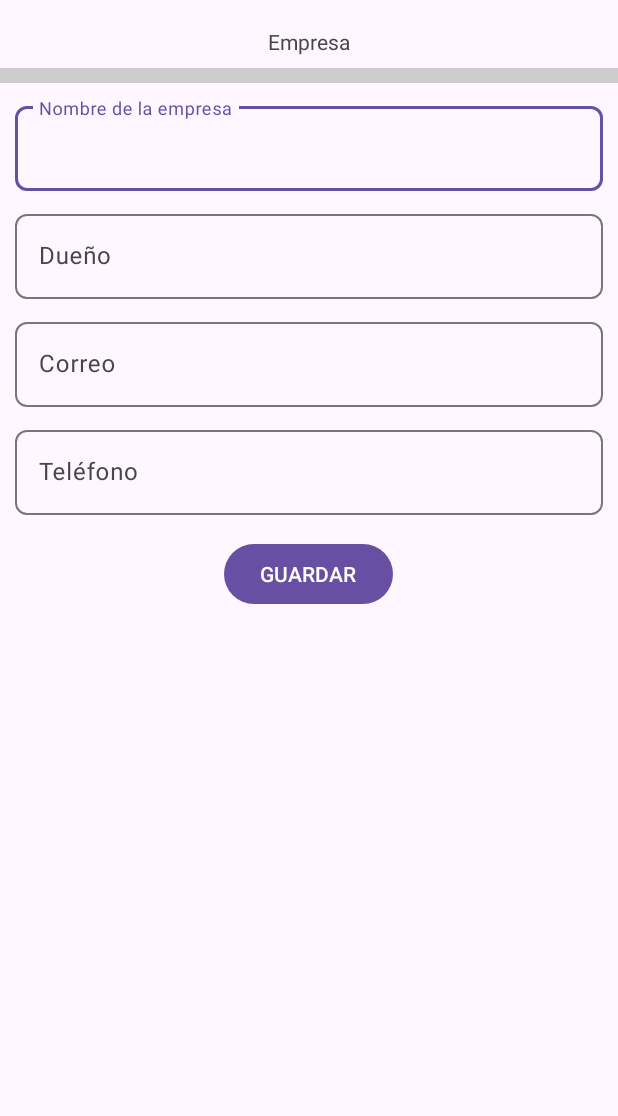
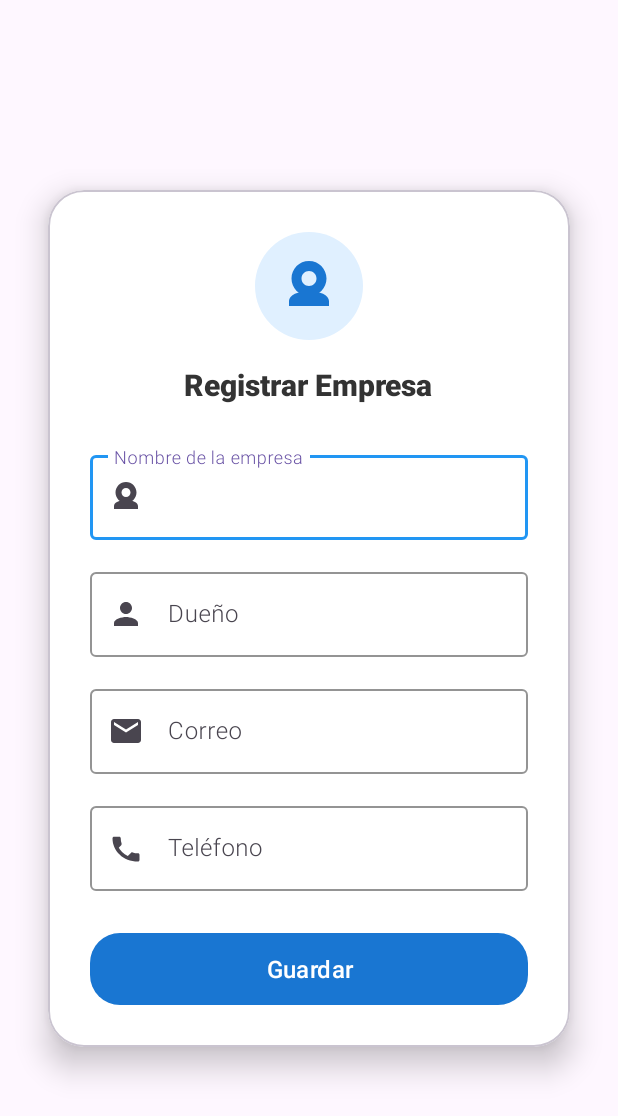
Before and after one commit to yojans-gab/FianzasSB, an Android app: the RegistrarEmpresa screen opened directly, with no data from a screen before it, on a phone screen of 412 x 824 dp. Shown: the top 1116 px of the screen. Run offline under Robolectric (Android 15) with nearby library versions, the phone set to English and light mode, and no system bars; our stand-ins replace Firebase (no records; nobody signed in at launch, a user with empty details on screens opened directly).

Commit message:
Diseño Terminado Registrar Empresa

```diff
--- /dev/null
+++ b/app/src/main/res/drawable/boton_guardar_empresa.xml
@@ -0,0 +1,9 @@
+<ripple xmlns:android="http://schemas.android.com/apk/res/android"
+    android:color="?attr/colorControlHighlight">
+    <item>
+        <shape android:shape="rectangle">
+            <solid android:color="#1976D2"/> <!-- Fondo azul principal -->
+            <corners android:radius="20dp"/>
+        </shape>
+    </item>
+</ripple>
--- /dev/null
+++ b/app/src/main/res/drawable/ic_empresa.xml
@@ -0,0 +1,9 @@
+<vector xmlns:android="http://schemas.android.com/apk/res/android"
+    android:width="24dp"
+    android:height="24dp"
+    android:viewportWidth="24"
+    android:viewportHeight="24">
+    <path
+        android:fillColor="#1976D2"
+        android:pathData="M12,2C8.13,2 5,5.13 5,9c0,3.87 3.13,7 7,7s7,-3.13 7,-7c0,-3.87 -3.13,-7 -7,-7zm0,10c-1.66,0 -3,-1.34 -3,-3s1.34,-3 3,-3 3,1.34 3,3 -1.34,3 -3,3zm0,2c-4.33,0 -8,1.67 -8,4v2h16v-2c0,-2.33 -3.67,-4 -8,-4z"/>
+</vector>
--- /dev/null
+++ b/app/src/main/res/drawable/ic_telefono.xml
@@ -0,0 +1,9 @@
+<vector xmlns:android="http://schemas.android.com/apk/res/android"
+    android:width="24dp"
+    android:height="24dp"
+    android:viewportWidth="24"
+    android:viewportHeight="24">
+    <path
+        android:fillColor="#1976D2"
+        android:pathData="M6.62,10.79C8.06,13.62 10.38,15.94 13.21,17.38l2.2,-2.2c0.27,-0.27 0.67,-0.36 1.02,-0.24 1.12,0.37 2.33,0.57 3.57,0.57 0.55,0 1,0.45 1,1v3.5c0,0.55 -0.45,1 -1,1C10.07,21 3,13.93 3,5.5 3,4.95 3.45,4.5 4,4.5H7.5c0.55,0 1,0.45 1,1 0,1.24 0.2,2.45 0.57,3.57 0.11,0.35 0.03,0.74 -0.25,1.02l-2.2,2.2z"/>
+</vector>
--- a/app/src/main/res/layout/activity_registrar_empresa.xml
+++ b/app/src/main/res/layout/activity_registrar_empresa.xml
@@ -1,5 +1,6 @@
 <?xml version="1.0" encoding="utf-8"?>
-<RelativeLayout xmlns:android="http://schemas.android.com/apk/res/android"
+<androidx.constraintlayout.widget.ConstraintLayout
+    xmlns:android="http://schemas.android.com/apk/res/android"
     xmlns:app="http://schemas.android.com/apk/res-auto"
     xmlns:tools="http://schemas.android.com/tools"
     android:id="@+id/main"
@@ -7,123 +8,137 @@
     android:layout_height="match_parent"
     tools:context=".Administrador.RegistrarEmpresa">
 
-    <RelativeLayout
-        android:id="@+id/toolbarRLAdminR"
-        android:layout_width="match_parent"
-        android:layout_height="55dp">
+    <!-- Tarjeta del formulario -->
+    <com.google.android.material.card.MaterialCardView
+        android:id="@+id/cardFormularioEmpresa"
+        android:layout_width="0dp"
+        android:layout_height="wrap_content"
+        android:layout_margin="32dp"
+        app:cardCornerRadius="24dp"
+        app:cardElevation="12dp"
+        app:cardBackgroundColor="@color/blanco"
+        app:layout_constraintTop_toTopOf="parent"
+        app:layout_constraintBottom_toBottomOf="parent"
+        app:layout_constraintStart_toStartOf="parent"
+        app:layout_constraintEnd_toEndOf="parent">
 
-        <TextView
-            android:id="@+id/toolbarTituloR"
-            android:text="Empresa"
-            android:layout_centerInParent="true"
-            android:layout_width="wrap_content"
-            android:layout_height="wrap_content"/>
-
-        <View
-            android:layout_alignParentBottom="true"
-            android:background="#cccccc"
-            android:layout_width="match_parent"
-            android:layout_height="10dp"/>
-
-    </RelativeLayout>
-
-    <RelativeLayout
-        android:layout_below="@+id/toolbarRLAdminR"
-        android:layout_width="match_parent"
-        android:layout_height="match_parent"
-        android:padding="10dp">
-
-        <androidx.appcompat.widget.LinearLayoutCompat
+        <LinearLayout
             android:layout_width="match_parent"
             android:layout_height="wrap_content"
-            android:orientation="vertical">
+            android:orientation="vertical"
+            android:gravity="center_horizontal"
+            android:padding="28dp">
 
-            <!--Nombres-->
+            <!-- Icono de Empresa -->
+            <ImageView
+                android:id="@+id/ivIconoEmpresa"
+                android:layout_width="72dp"
+                android:layout_height="72dp"
+                android:src="@drawable/ic_empresa"
+                android:background="@drawable/fondo_icono_circular"
+                android:padding="16dp"
+                android:layout_marginBottom="16dp" />
+
+            <!-- Título -->
+            <TextView
+                android:id="@+id/tvTituloEmpresa"
+                android:layout_width="wrap_content"
+                android:layout_height="wrap_content"
+                android:layout_marginBottom="28dp"
+                android:fontFamily="sans-serif-medium"
+                android:text="Registrar Empresa"
+                android:textColor="@color/gris_oscuro"
+                android:textSize="20sp"
+                android:textStyle="bold" />
+
+            <!-- Campo Nombre de Empresa -->
             <com.google.android.material.textfield.TextInputLayout
                 android:layout_width="match_parent"
                 android:layout_height="wrap_content"
-                app:boxCornerRadiusBottomEnd="8dp"
-                app:boxCornerRadiusBottomStart="8dp"
-                app:boxCornerRadiusTopEnd="8dp"
-                app:boxCornerRadiusTopStart="8dp">
+                android:hint="Nombre de la empresa"
+                app:startIconDrawable="@drawable/ic_empresa"
+                app:boxStrokeColor="@color/azul_principal">
 
-                <EditText
+                <com.google.android.material.textfield.TextInputEditText
                     android:id="@+id/Et_nombre_empresa"
-                    android:hint="Nombre de la empresa"
                     android:layout_width="match_parent"
+                    android:layout_height="wrap_content"
                     android:inputType="textPersonName|textCapWords"
-                    android:layout_height="wrap_content"/>
-
+                    android:textColor="@color/gris_texto"
+                    android:fontFamily="sans-serif-light" />
             </com.google.android.material.textfield.TextInputLayout>
 
-            <!--Email-->
+            <!-- Campo Dueño -->
             <com.google.android.material.textfield.TextInputLayout
                 android:layout_width="match_parent"
                 android:layout_height="wrap_content"
-                android:layout_marginTop="10dp"
-                app:boxCornerRadiusBottomEnd="8dp"
-                app:boxCornerRadiusBottomStart="8dp"
-                app:boxCornerRadiusTopEnd="8dp"
-                app:boxCornerRadiusTopStart="8dp">
+                android:layout_marginTop="16dp"
+                android:hint="Dueño"
+                app:startIconDrawable="@drawable/ic_person"
+                app:boxStrokeColor="@color/azul_principal">
 
-                <EditText
+                <com.google.android.material.textfield.TextInputEditText
                     android:id="@+id/Et_nombre_dueno"
-                    android:hint="Dueño"
+                    android:layout_width="match_parent"
+                    android:layout_height="wrap_content"
                     android:inputType="textPersonName|textCapWords"
-                    android:layout_width="match_parent"
-                    android:layout_height="wrap_content"/>
-
+                    android:textColor="@color/gris_texto"
+                    android:fontFamily="sans-serif-light" />
             </com.google.android.material.textfield.TextInputLayout>
 
-            <!--Password-->
+            <!-- Campo Correo -->
             <com.google.android.material.textfield.TextInputLayout
                 android:layout_width="match_parent"
                 android:layout_height="wrap_content"
-                android:layout_marginTop="10dp"
-                app:boxCornerRadiusBottomEnd="8dp"
-                app:boxCornerRadiusBottomStart="8dp"
-                app:boxCornerRadiusTopEnd="8dp"
-                app:boxCornerRadiusTopStart="8dp">
+                android:layout_marginTop="16dp"
+                android:hint="Correo"
+                app:startIconDrawable="@drawable/ic_email"
+                app:boxStrokeColor="@color/azul_principal">
 
-                <EditText
+                <com.google.android.material.textfield.TextInputEditText
                     android:id="@+id/Et_correo_empresa"
-                    android:hint="Correo"
+                    android:layout_width="match_parent"
+                    android:layout_height="wrap_content"
                     android:inputType="textEmailAddress"
-                    android:layout_width="match_parent"
-                    android:layout_height="wrap_content"/>
-
+                    android:textColor="@color/gris_texto"
+                    android:fontFamily="sans-serif-light" />
             </com.google.android.material.textfield.TextInputLayout>
 
-            <!--Repita el password-->
+            <!-- Campo Teléfono -->
             <com.google.android.material.textfield.TextInputLayout
                 android:layout_width="match_parent"
                 android:layout_height="wrap_content"
-                android:layout_marginTop="10dp"
-                app:boxCornerRadiusBottomEnd="8dp"
-                app:boxCornerRadiusBottomStart="8dp"
-                app:boxCornerRadiusTopEnd="8dp"
-                app:boxCornerRadiusTopStart="8dp">
+                android:layout_marginTop="16dp"
+                android:hint="Teléfono"
+                app:startIconDrawable="@drawable/ic_telefono"
+                app:boxStrokeColor="@color/azul_principal">
 
-                <EditText
+                <com.google.android.material.textfield.TextInputEditText
                     android:id="@+id/Et_telefono"
-                    android:hint="Teléfono"
+                    android:layout_width="match_parent"
+                    android:layout_height="wrap_content"
                     android:inputType="phone"
-                    android:layout_width="match_parent"
-                    android:layout_height="wrap_content"/>
-
+                    android:textColor="@color/gris_texto"
+                    android:fontFamily="sans-serif-light" />
             </com.google.android.material.textfield.TextInputLayout>
 
+            <!-- Botón Guardar -->
             <com.google.android.material.button.MaterialButton
                 android:id="@+id/Btn_guardar_empresa"
+                android:layout_width="match_parent"
+                android:layout_height="wrap_content"
+                android:layout_marginTop="28dp"
                 android:text="Guardar"
-                android:textAllCaps="true"
-                android:layout_marginTop="15dp"
-                android:layout_gravity="center"
-                android:layout_width="wrap_content"
-                android:layout_height="wrap_content"/>
+                android:textAllCaps="false"
+                android:textSize="16sp"
+                android:textColor="@color/blanco"
+                android:fontFamily="sans-serif-medium"
+                android:background="@drawable/boton_guardar_empresa"
+                app:cornerRadius="20dp"
+                app:backgroundTint="@null" />
 
-        </androidx.appcompat.widget.LinearLayoutCompat>
+        </LinearLayout>
 
-    </RelativeLayout>
+    </com.google.android.material.card.MaterialCardView>
 
-</RelativeLayout>
+</androidx.constraintlayout.widget.ConstraintLayout>
```
